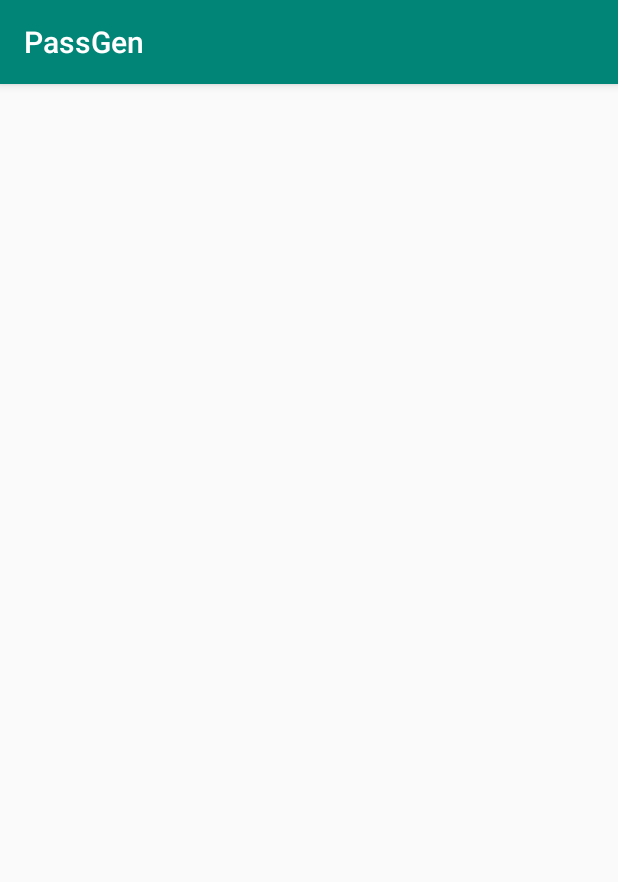
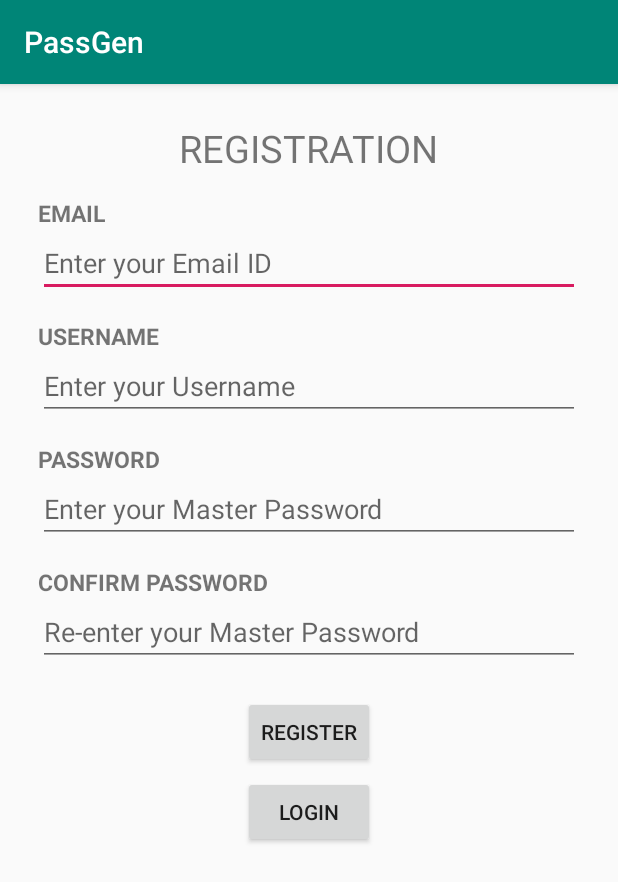
Before and after one commit to SankalpSTG/Passgen-Android-App, an Android app: the Register screen opened directly, with no data from a screen before it, on a phone screen of 412 x 824 dp. Shown: the top 882 px of the screen. Run offline under Robolectric (Android 15) with nearby library versions, the phone set to English and light mode, and no system bars.

Commit message:
register activity and styles

```diff
--- a/Android/PassGen/app/src/main/res/layout/activity_register.xml
+++ b/Android/PassGen/app/src/main/res/layout/activity_register.xml
@@ -1,9 +1,96 @@
 <?xml version="1.0" encoding="utf-8"?>
-<androidx.constraintlayout.widget.ConstraintLayout xmlns:android="http://schemas.android.com/apk/res/android"
+<LinearLayout xmlns:android="http://schemas.android.com/apk/res/android"
     xmlns:app="http://schemas.android.com/apk/res-auto"
     xmlns:tools="http://schemas.android.com/tools"
     android:layout_width="match_parent"
+    style="@style/AllMainLayouts"
+    android:orientation="vertical"
     android:layout_height="match_parent"
     tools:context=".Register">
 
-</androidx.constraintlayout.widget.ConstraintLayout>
+    <TextView
+        android:layout_width="wrap_content"
+        android:layout_height="wrap_content"
+        android:layout_gravity="center_horizontal"
+        android:text="Registration"
+        android:textSize="25sp"
+        android:textAllCaps="true"
+        />
+
+    <TextView
+        android:id="@+id/register_email_text_view"
+        android:layout_width="match_parent"
+        style="@style/AllHeadings"
+        android:text="Email"
+        android:textAllCaps="true"
+        android:layout_height="wrap_content"/>
+
+    <EditText
+        android:id="@+id/register_email_edit_text"
+        android:layout_width="match_parent"
+        android:layout_height="wrap_content"
+        android:hint="Enter your Email ID"/>
+
+
+    <TextView
+        android:id="@+id/register_username_text_view"
+        android:layout_width="match_parent"
+        style="@style/AllHeadings"
+        android:text="Username"
+        android:textAllCaps="true"
+        android:layout_height="wrap_content"/>
+
+    <EditText
+        android:id="@+id/register_username_edit_text"
+        android:layout_width="match_parent"
+        android:layout_height="wrap_content"
+        android:hint="Enter your Username"/>
+
+    <TextView
+        android:id="@+id/register_password_text_view"
+        android:layout_width="match_parent"
+        style="@style/AllHeadings"
+        android:text="Password"
+        android:textAllCaps="true"
+        android:layout_height="wrap_content"/>
+
+    <EditText
+        android:id="@+id/register_password_edit_text"
+        android:layout_width="match_parent"
+        android:layout_height="wrap_content"
+        android:hint="Enter your Master Password"/>
+
+    <TextView
+        android:id="@+id/register_confirm_password_text_view"
+        android:layout_width="match_parent"
+        style="@style/AllHeadings"
+        android:text="Confirm Password"
+        android:textAllCaps="true"
+        android:layout_height="wrap_content"/>
+
+    <EditText
+        android:id="@+id/register_confirm_password_edit_text"
+        android:layout_width="match_parent"
+        android:layout_height="wrap_content"
+        android:hint="Re-enter your Master Password"/>
+
+    <Button
+        android:id="@+id/register_register_button"
+        android:layout_marginTop="20dp"
+        android:layout_width="wrap_content"
+        android:layout_height="wrap_content"
+        android:layout_gravity="center"
+        android:text="Register"/>
+
+    <Button
+        android:id="@+id/register_login_button"
+        android:layout_marginTop="5dp"
+        android:layout_width="wrap_content"
+        android:layout_height="wrap_content"
+        android:layout_gravity="center"
+        android:text="Login"/>
+
+
+
+
+</LinearLayout>
--- a/Android/PassGen/app/src/main/res/values/styles.xml
+++ b/Android/PassGen/app/src/main/res/values/styles.xml
@@ -8,4 +8,14 @@
         <item name="colorAccent">@color/colorAccent</item>
     </style>
 
+    <style name="AllMainLayouts">
+        <item name="android:layout_margin">25dp</item>
+    </style>
+
+    <style name="AllHeadings">
+        <item name="android:layout_marginTop">15dp</item>
+        <item name="android:textSize">15sp</item>
+        <item name="android:textStyle">bold</item>
+        <item name="android:color">#575252</item>
+    </style>
 </resources>
```
